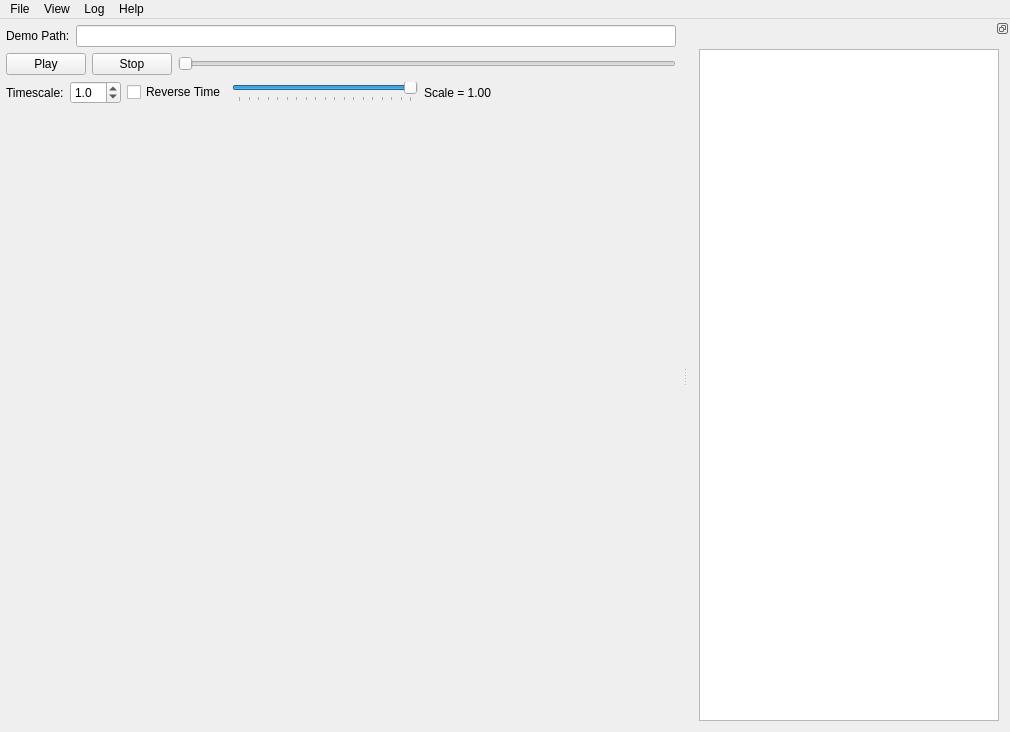
mightycow/uberdemotools, file UDT_DV/src/qt/gui.ui: the form before one commit.
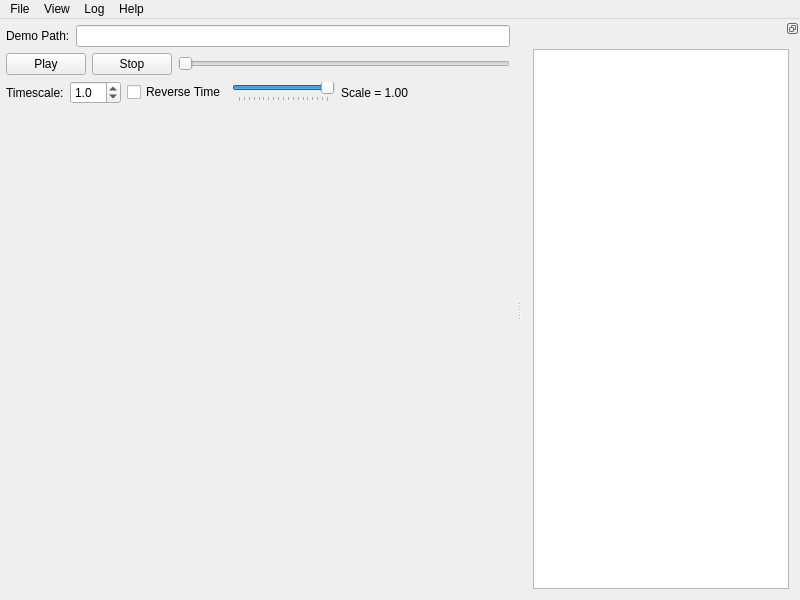
The form after the commit. Custom widgets are drawn as their Qt base class.

Commit message: Window size tweaks

```diff
--- a/UDT_DV/src/qt/gui.ui
+++ b/UDT_DV/src/qt/gui.ui
@@ -6,8 +6,8 @@
    <rect>
     <x>0</x>
     <y>0</y>
-    <width>1000</width>
-    <height>732</height>
+    <width>800</width>
+    <height>600</height>
    </rect>
   </property>
   <property name="sizePolicy">
@@ -60,7 +60,7 @@
          <widget class="QLineEdit" name="pathLineEdit">
           <property name="minimumSize">
            <size>
-            <width>600</width>
+            <width>400</width>
             <height>0</height>
            </size>
           </property>
@@ -211,8 +211,8 @@
       </property>
       <property name="minimumSize">
        <size>
-        <width>0</width>
-        <height>0</height>
+        <width>200</width>
+        <height>200</height>
        </size>
       </property>
      </widget>
@@ -256,7 +256,7 @@
        </property>
        <property name="minimumSize">
         <size>
-         <width>300</width>
+         <width>250</width>
          <height>0</height>
         </size>
        </property>
```
The commit also changes 1 other file.
